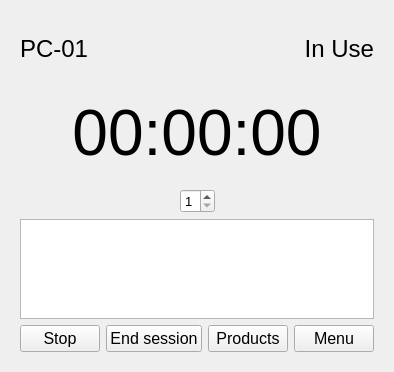
Qt form UI/system.ui (Mohsenhatami000/GameNet-Manager) before a commit.
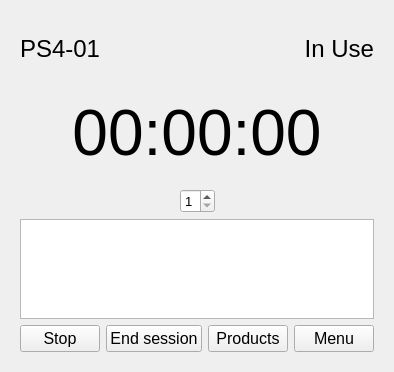
The same form after that commit.

Patch:
```diff
--- a/UI/system.ui
+++ b/UI/system.ui
@@ -111,7 +111,7 @@
             </font>
            </property>
            <property name="text">
-            <string>PC-01</string>
+            <string>PS4-01</string>
            </property>
            <property name="alignment">
             <set>Qt::AlignmentFlag::AlignLeading|Qt::AlignmentFlag::AlignLeft|Qt::AlignmentFlag::AlignVCenter</set>
```
